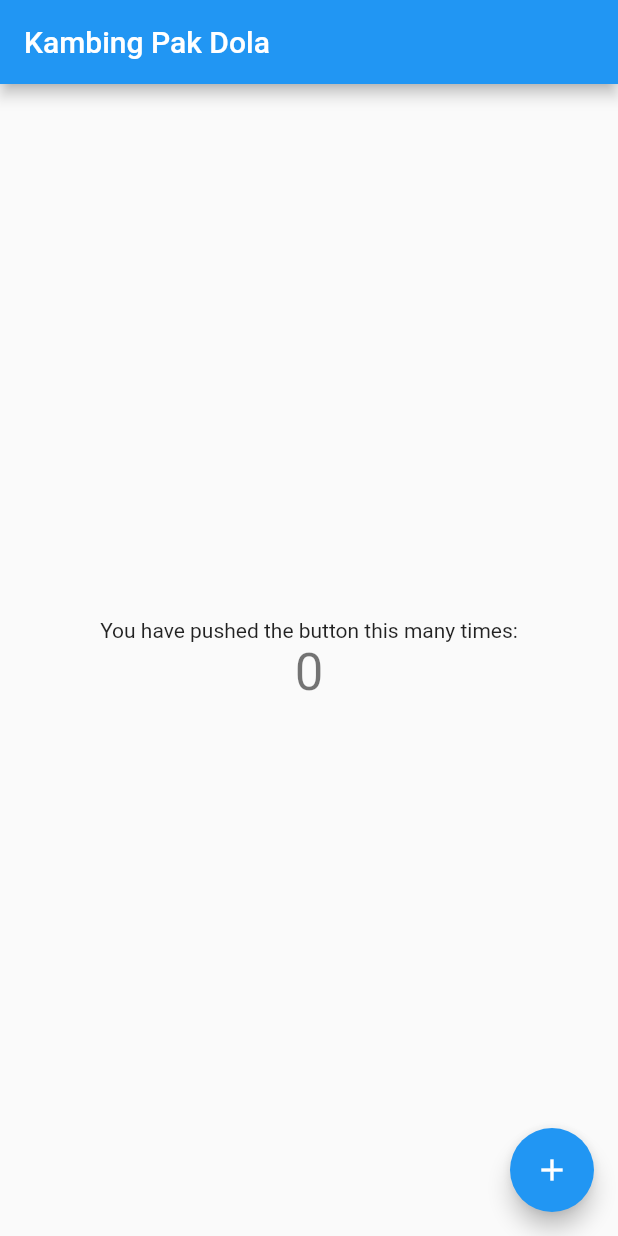
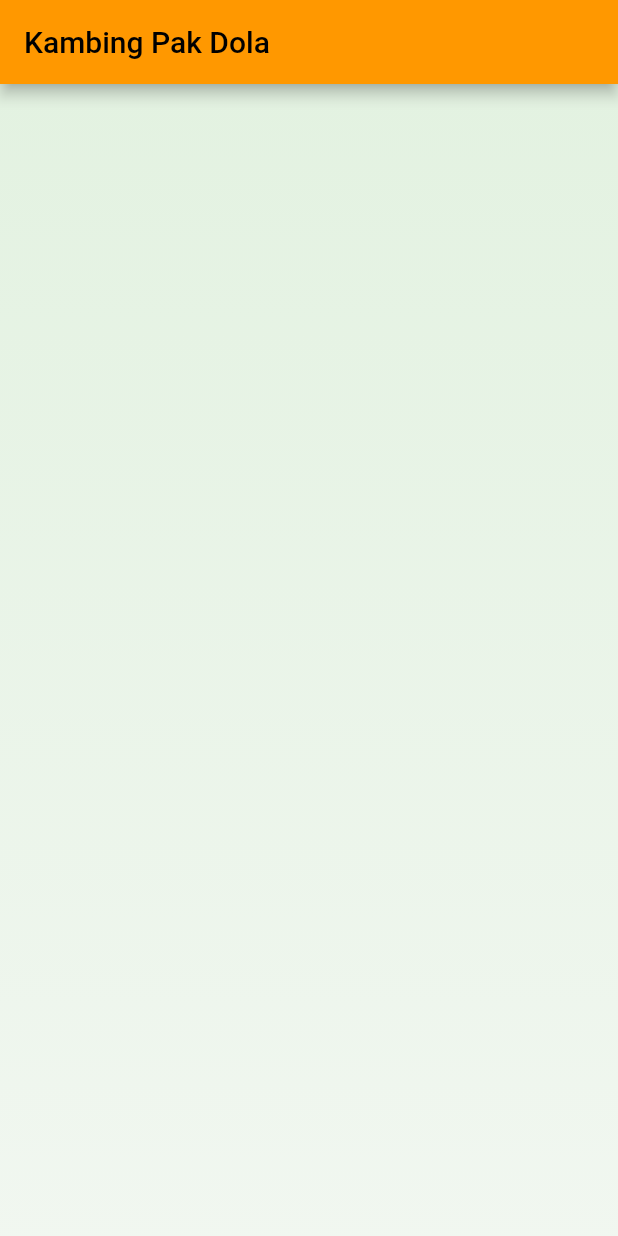
Before and after one commit to datsabahandude/kambing_padula, a Flutter app: the screen it shows after launch, on a phone screen of 412 x 824 dp. Run offline on Flutter 3.47's test engine with Material 2 defaults, Android fonts, the phone set to English and light mode, and no system bars.

Commit message:
change theme and clear main dart #1

```diff
--- a/lib/main.dart
+++ b/lib/main.dart
@@ -23,7 +23,7 @@ class MyApp extends StatelessWidget {
         // or simply save your changes to "hot reload" in a Flutter IDE).
         // Notice that the counter didn't reset back to zero; the application
         // is not restarted.
-        primarySwatch: Colors.blue,
+        primarySwatch: Colors.orange,
       ),
       home: const MyHomePage(title: 'Kambing Pak Dola'),
     );
@@ -49,68 +49,29 @@ class MyHomePage extends StatefulWidget {
 }
 
 class _MyHomePageState extends State<MyHomePage> {
-  int _counter = 0;
-
-  void _incrementCounter() {
-    setState(() {
-      // This call to setState tells the Flutter framework that something has
-      // changed in this State, which causes it to rerun the build method below
-      // so that the display can reflect the updated values. If we changed
-      // _counter without calling setState(), then the build method would not be
-      // called again, and so nothing would appear to happen.
-      _counter++;
-    });
-  }
 
   @override
   Widget build(BuildContext context) {
-    // This method is rerun every time setState is called, for instance as done
-    // by the _incrementCounter method above.
-    //
-    // The Flutter framework has been optimized to make rerunning build methods
-    // fast, so that you can just rebuild anything that needs updating rather
-    // than having to individually change instances of widgets.
     return Scaffold(
+      resizeToAvoidBottomInset: false,
       appBar: AppBar(
-        // Here we take the value from the MyHomePage object that was created by
-        // the App.build method, and use it to set our appbar title.
         title: Text(widget.title),
       ),
-      body: Center(
-        // Center is a layout widget. It takes a single child and positions it
-        // in the middle of the parent.
-        child: Column(
-          // Column is also a layout widget. It takes a list of children and
-          // arranges them vertically. By default, it sizes itself to fit its
-          // children horizontally, and tries to be as tall as its parent.
-          //
-          // Invoke "debug painting" (press "p" in the console, choose the
-          // "Toggle Debug Paint" action from the Flutter Inspector in Android
-          // Studio, or the "Toggle Debug Paint" command in Visual Studio Code)
-          // to see the wireframe for each widget.
-          //
-          // Column has various properties to control how it sizes itself and
-          // how it positions its children. Here we use mainAxisAlignment to
-          // center the children vertically; the main axis here is the vertical
-          // axis because Columns are vertical (the cross axis would be
-          // horizontal).
-          mainAxisAlignment: MainAxisAlignment.center,
-          children: <Widget>[
-            const Text(
-              'You have pushed the button this many times:',
-            ),
-            Text(
-              '$_counter',
-              style: Theme.of(context).textTheme.headline4,
-            ),
-          ],
-        ),
+      body: Container(
+      padding: EdgeInsets.all(20.0),
+        decoration: BoxDecoration(
+        gradient: LinearGradient(
+        begin: Alignment.topCenter,
+        end: Alignment.bottomCenter,
+        colors: [
+        Color(0xffe3f2e1),
+        Color(0xcce3f2e1),
+        Color(0x99e3f2e1),
+        Color(0x66e3f2e1),
+        ]
+        )
+        ),// This trailing comma makes auto-formatting nicer for build methods.
       ),
-      floatingActionButton: FloatingActionButton(
-        onPressed: _incrementCounter,
-        tooltip: 'Increment',
-        child: const Icon(Icons.add),
-      ), // This trailing comma makes auto-formatting nicer for build methods.
     );
   }
 }
```
